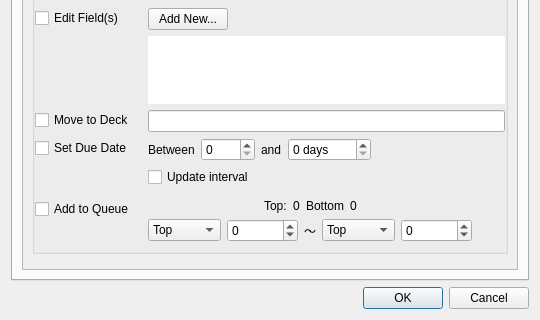
The window that res/ui/options_dialog.ui (iamjustkoi/LeechToolkit) describes before a commit, drawn with Qt 5; both pictures show x 0 to 540 and y 265 to 585 of the 540 by 585 pixel window.
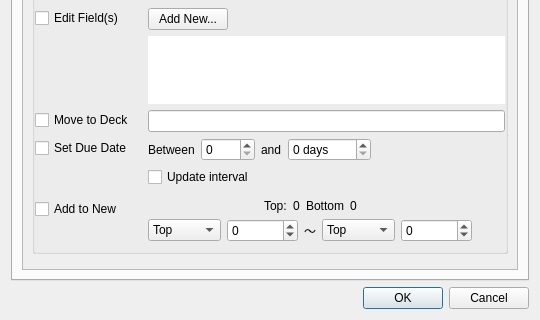
The same window after the commit.

Commit message: Text and grammar updates

```diff
--- a/res/ui/options_dialog.ui
+++ b/res/ui/options_dialog.ui
@@ -766,7 +766,7 @@
                    <string>Adds tje leeched card to the new queue.</string>
                   </property>
                   <property name="text">
-                   <string>Add to Queue</string>
+                   <string>Add to New</string>
                   </property>
                  </widget>
                 </item>
```
Left out of the diff: 2 changed lines with no effect on the pictures. The commit also changes 1 other file.
